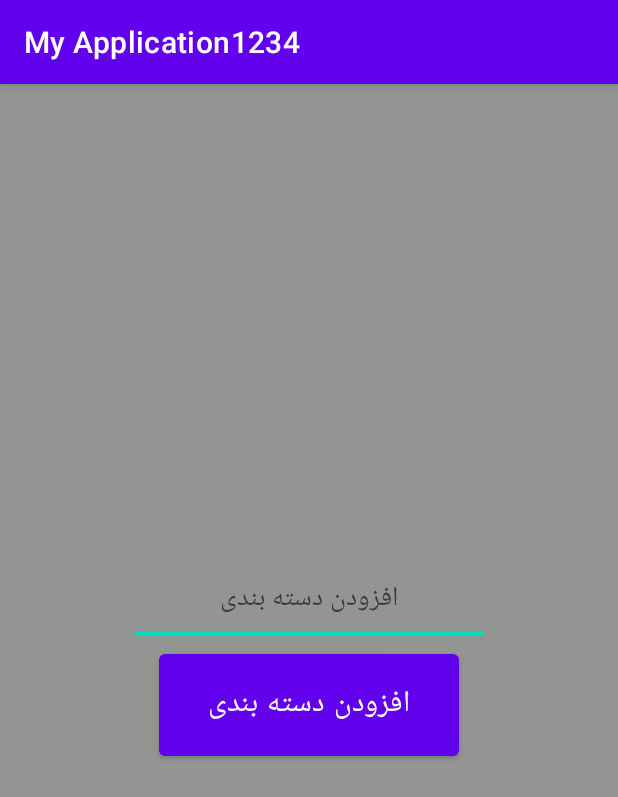
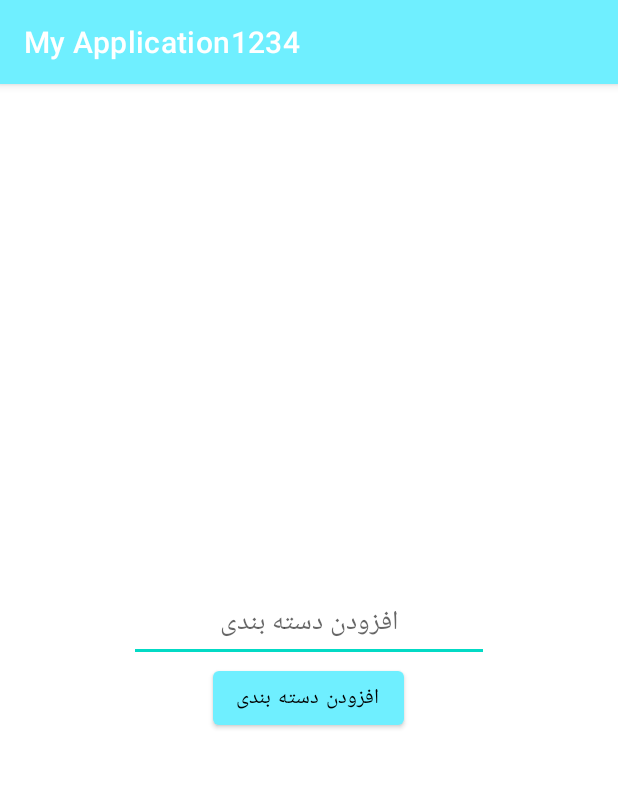
Before and after one commit to moeeenn/accountantApp, an Android app: the screen it shows after launch (MainActivity2), after a tap on "افزودن دسته بندی", on a phone screen of 412 x 824 dp. Shown: the top 797 px of the screen. Run offline under Robolectric (Android 15) with nearby library versions, the phone set to English and light mode, and no system bars.

Commit message:
initial commit

```diff
--- a/app/src/main/AndroidManifest.xml
+++ b/app/src/main/AndroidManifest.xml
@@ -13,6 +13,9 @@
         android:supportsRtl="true"
         android:theme="@style/Theme.MyApplication1234"
         android:usesCleartextTraffic="true">
+        <activity
+            android:name=".Add_Product_activity"
+            android:exported="true" />
         <activity
             android:name=".New_factor"
             android:exported="true" />
--- a/app/src/main/java/com/example/myapplication1234/MainActivity.java
+++ b/app/src/main/java/com/example/myapplication1234/MainActivity.java
@@ -8,7 +8,7 @@ import android.view.View;
 import android.widget.Button;
 
 public class MainActivity extends AppCompatActivity {
-    Button btn4,btn1;
+    Button btn4,btn1,btn2;
 
     @Override
     protected void onCreate(Bundle savedInstanceState) {
@@ -33,5 +33,14 @@ public class MainActivity extends AppCompatActivity {
             }
         });
 
+        btn2=this.findViewById(R.id.btn2);
+        btn2.setOnClickListener(new View.OnClickListener() {
+            @Override
+            public void onClick(View view) {
+                Intent intent=new Intent(MainActivity.this,Add_Product_activity.class);
+                MainActivity.this.startActivity(intent);
+            }
+        });
+
     }
 }
--- a/app/src/main/java/com/example/myapplication1234/MainActivity2.java
+++ b/app/src/main/java/com/example/myapplication1234/MainActivity2.java
@@ -8,12 +8,12 @@ import android.os.Bundle;
 import com.example.myapplication1234.Config.Config;
 import com.example.myapplication1234.Retrofit.IRetrofit;
 import com.example.myapplication1234.Retrofit.RetrofitClient;
-/*
+
 import okhttp3.ResponseBody;
 import retrofit2.Call;
 import retrofit2.Callback;
 import retrofit2.Response;
-*/
+
 public class MainActivity2 extends AppCompatActivity {
 
     IRetrofit iRetrofit;
--- a/app/src/main/java/com/example/myapplication1234/New_factor.java
+++ b/app/src/main/java/com/example/myapplication1234/New_factor.java
@@ -14,7 +14,7 @@ public class New_factor extends AppCompatActivity {
         super.onCreate(savedInstanceState);
         setContentView(R.layout.activity_new_factor);
         String[] arraySpinner = new String[]{
-                "PlaceHolder_1","PlaceHolder_2","PlaceHolder_3",
+                "دسته بندی","PlaceHolder_2","PlaceHolder_3",
         };
         Spinner s = (Spinner) findViewById(R.id.spinner_cat);
         ArrayAdapter adapter1 = new ArrayAdapter<>(this, android.R.layout.simple_spinner_dropdown_item,arraySpinner);
@@ -22,10 +22,10 @@ public class New_factor extends AppCompatActivity {
         s.setAdapter(adapter1);
 
         String[] arraySpinner2 = new String[]{
-                "PlaceHolder_1","PlaceHolder_2","PlaceHolder_3",
+                "محصول","PlaceHolder_2","PlaceHolder_3",
         };
         Spinner s1 = (Spinner) findViewById(R.id.spinner_pr);
-        ArrayAdapter adapter2 = new ArrayAdapter<>(this, android.R.layout.simple_spinner_dropdown_item,arraySpinner);
+        ArrayAdapter adapter2 = new ArrayAdapter<>(this, android.R.layout.simple_spinner_dropdown_item,arraySpinner2);
         adapter1.setDropDownViewResource(android.R.layout.simple_spinner_dropdown_item);
         s1.setAdapter(adapter2);
     }
--- a/app/src/main/res/layout/activity_main.xml
+++ b/app/src/main/res/layout/activity_main.xml
@@ -9,7 +9,6 @@
         android:layout_width="match_parent"
         android:layout_height="match_parent"
         android:gravity="center"
-        android:background="@color/color1"
         android:orientation="vertical">
         <Button
             android:layout_width="200dp"
@@ -20,6 +19,7 @@
             android:layout_height="70dp"/>
         <Button
             android:layout_width="200dp"
+            android:id="@+id/btn2"
             android:backgroundTint="@color/color2"
             android:textColor="@color/black"
             android:text="@string/btn_add_product"
--- a/app/src/main/res/layout/activity_main2.xml
+++ b/app/src/main/res/layout/activity_main2.xml
@@ -9,19 +9,17 @@
         android:layout_width="match_parent"
         android:layout_height="match_parent"
         android:gravity="center"
-        android:background="@color/color1"
         android:orientation="vertical">
         <EditText
             android:hint="@string/input_category"
             android:layout_width="240dp"
-            android:layout_height="60dp"
+            android:layout_height="wrap_content"
             android:textAlignment="center"
             />
         <Button
-            android:layout_width="200dp"
+            android:layout_width="wrap_content"
             android:text="@string/btn_add_category"
-            android:textSize="20sp"
-            android:layout_height="80dp"/>
+            android:layout_height="wrap_content"/>
 
 
     </LinearLayout>
--- a/app/src/main/res/values/strings.xml
+++ b/app/src/main/res/values/strings.xml
@@ -5,5 +5,7 @@
     <string name="btn_product_list">لیست محصولات</string>
     <string name="btn_add_category">افزودن دسته بندی</string>
     <string name="input_category">افزودن دسته بندی</string>
+    <string name="add_factor">تایید فاکتور</string>
+
 
 </resources>
--- a/app/src/main/res/values/themes.xml
+++ b/app/src/main/res/values/themes.xml
@@ -2,9 +2,9 @@
     <!-- Base application theme. -->
     <style name="Theme.MyApplication1234" parent="Theme.MaterialComponents.DayNight.DarkActionBar">
         <!-- Primary brand color. -->
-        <item name="colorPrimary">@color/purple_500</item>
+        <item name="colorPrimary">@color/color2</item>
         <item name="colorPrimaryVariant">@color/purple_700</item>
-        <item name="colorOnPrimary">@color/white</item>
+        <item name="colorOnPrimary">@color/black</item>
         <!-- Secondary brand color. -->
         <item name="colorSecondary">@color/teal_200</item>
         <item name="colorSecondaryVariant">@color/teal_700</item>
```
Also changed, not shown: app/src/main/java/com/example/myapplication1234/Add_Product_activity.java (added, +14 -0 lines), app/src/main/res/layout/activity_add_product.xml (added, +25 -0 lines), app/src/main/res/layout/activity_new_factor.xml (+8 -2 lines).
